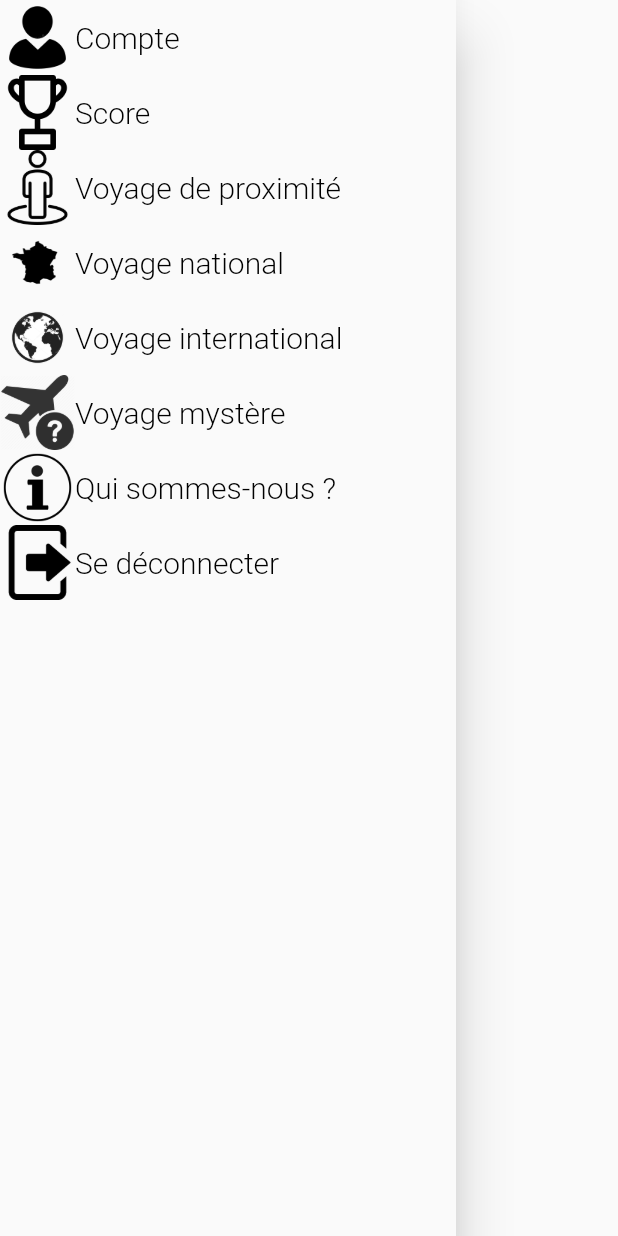
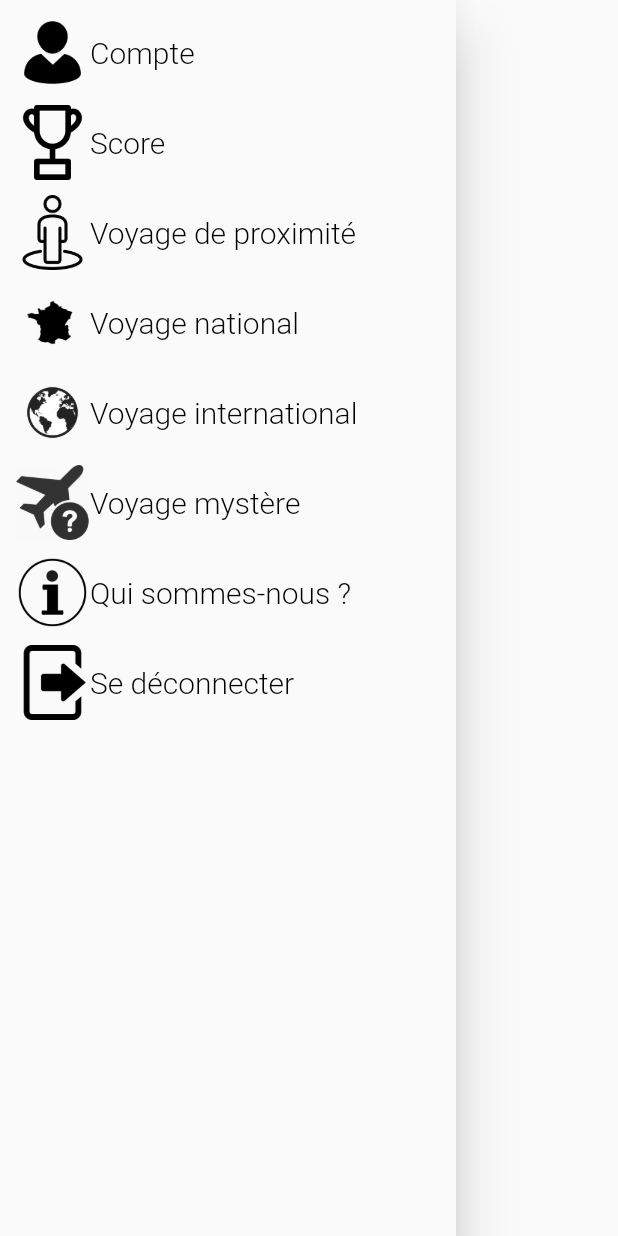
Before and after one commit to Lowell13/new-explorer-challenge, a Flutter app: what drawer() shows on an empty page, opened directly, on a phone screen of 412 x 824 dp. Run offline on Flutter 3.47's test engine with Material 2 defaults, Android fonts, the phone set to English and light mode, and no system bars; our stand-ins replace youtube_player_flutter; missing offline and left inert: grouped_buttons.

Commit message:
Add Padding to drawer

```diff
--- a/lib/widget/drawer.dart
+++ b/lib/widget/drawer.dart
@@ -3,8 +3,11 @@ import 'package:flutter/material.dart';
 Widget drawer(context) {
   return Drawer(
     child: ListView(
+      padding: const EdgeInsets.symmetric(vertical: 10.0, horizontal: 10.0),
       children: [
-        GestureDetector(
+        Padding(
+          padding: const EdgeInsets.only(bottom: 10.0),
+          child: GestureDetector(
             onTapUp: (_) {
               Navigator.popAndPushNamed(context, "/account");
             },
@@ -15,7 +18,10 @@ Widget drawer(context) {
               ],
             ),
           ),
-        GestureDetector(
+        ),
+        Padding(
+          padding: const EdgeInsets.only(bottom: 10.0),
+          child: GestureDetector(
             onTapUp: (_) {
               Navigator.popAndPushNamed(context, "/score");
             },
@@ -26,7 +32,10 @@ Widget drawer(context) {
               ],
             ),
           ),
-        GestureDetector(
+        ),
+        Padding(
+          padding: const EdgeInsets.only(bottom: 10.0),
+          child: GestureDetector(
             onTapUp: (_) {
               Navigator.popAndPushNamed(context, "/proximity");
             },
@@ -37,7 +46,10 @@ Widget drawer(context) {
               ],
             ),
           ),
-        GestureDetector(
+        ),
+        Padding(
+          padding: const EdgeInsets.only(bottom: 10.0),
+          child: GestureDetector(
             onTapUp: (_) {
               Navigator.popAndPushNamed(context, "/france");
             },
@@ -48,7 +60,10 @@ Widget drawer(context) {
               ],
             ),
           ),
-        GestureDetector(
+        ),
+        Padding(
+          padding: const EdgeInsets.only(bottom: 10.0),
+          child: GestureDetector(
             onTapUp: (_) {
               Navigator.popAndPushNamed(context, "/international");
             },
@@ -59,7 +74,10 @@ Widget drawer(context) {
               ],
             ),
           ),
-        GestureDetector(
+        ),
+        Padding(
+          padding: const EdgeInsets.only(bottom: 10.0),
+          child: GestureDetector(
             onTapUp: (_) {
               Navigator.popAndPushNamed(context, "/mystery");
             },
@@ -70,7 +88,10 @@ Widget drawer(context) {
               ],
             ),
           ),
-        GestureDetector(
+        ),
+        Padding(
+          padding: const EdgeInsets.only(bottom: 10.0),
+          child: GestureDetector(
             onTapUp: (_) {
               Navigator.popAndPushNamed(context, "/qsn");
             },
@@ -81,7 +102,10 @@ Widget drawer(context) {
               ],
             ),
           ),
-        GestureDetector(
+        ),
+        Padding(
+          padding: const EdgeInsets.only(bottom: 10.0),
+          child: GestureDetector(
             onTapUp: (_) {
               Navigator.popAndPushNamed(context, "/connection");
             },
@@ -91,6 +115,7 @@ Widget drawer(context) {
                 Text("Se déconnecter", style: Theme.of(context).textTheme.bodyText1),
               ],
             ),
+          ),
         )
       ],
     ),
```
Also changed, not shown: pubspec.lock. Lines whose indentation alone changed are shown as unchanged.
